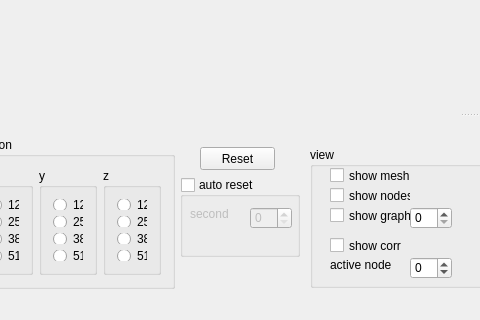
dolphin-li/DynamicFusion, file dynamicfusionui.ui: the form before one commit; both pictures show x 170 to 650 and y 549 to 869 of the 1278 by 869 pixel window.
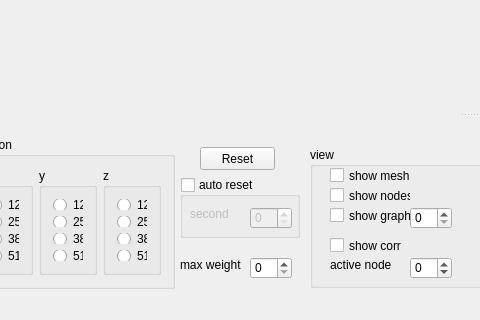
The form after the commit. Custom widgets are drawn as their Qt base class.

The edit to the form file:
```diff
--- a/dynamicfusionui.ui
+++ b/dynamicfusionui.ui
@@ -589,7 +589,7 @@
        <x>350</x>
        <y>40</y>
        <width>120</width>
-       <height>80</height>
+       <height>61</height>
       </rect>
      </property>
      <property name="title">
@@ -628,6 +628,32 @@
       </property>
      </widget>
     </widget>
+    <widget class="QLabel" name="label_10">
+     <property name="geometry">
+      <rect>
+       <x>350</x>
+       <y>120</y>
+       <width>61</width>
+       <height>16</height>
+      </rect>
+     </property>
+     <property name="text">
+      <string>max weight</string>
+     </property>
+    </widget>
+    <widget class="QSpinBox" name="sbMaxWeights">
+     <property name="geometry">
+      <rect>
+       <x>420</x>
+       <y>120</y>
+       <width>42</width>
+       <height>22</height>
+      </rect>
+     </property>
+     <property name="maximum">
+      <number>9999</number>
+     </property>
+    </widget>
    </widget>
   </widget>
   <action name="actionLoad_frames">
```
